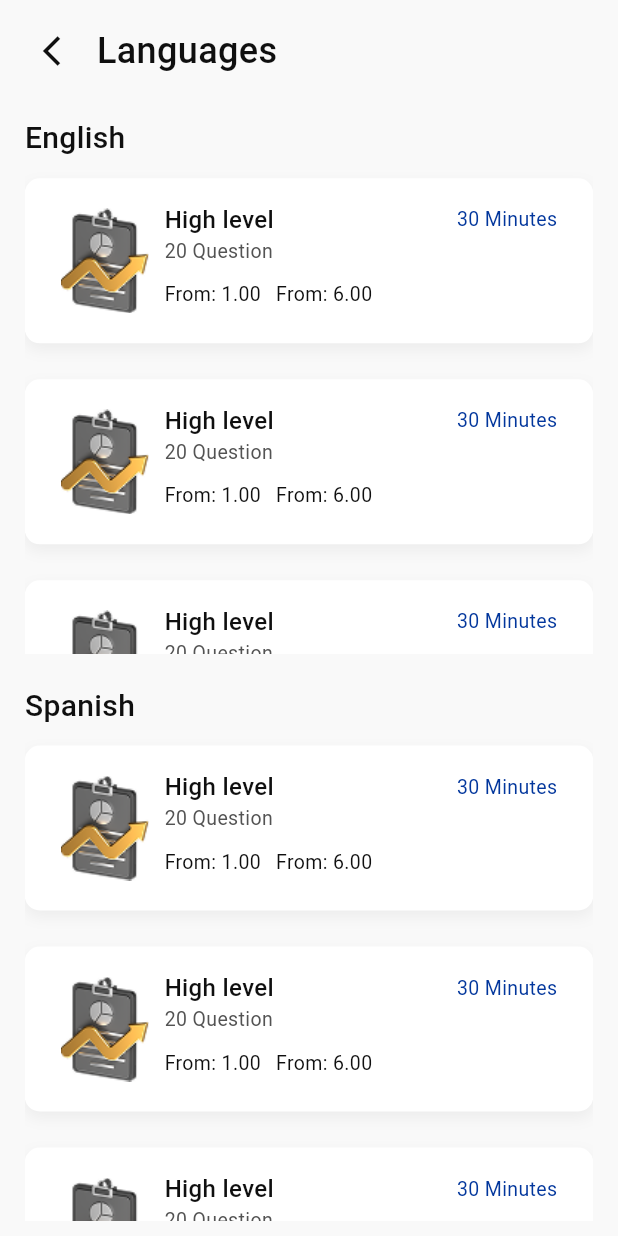
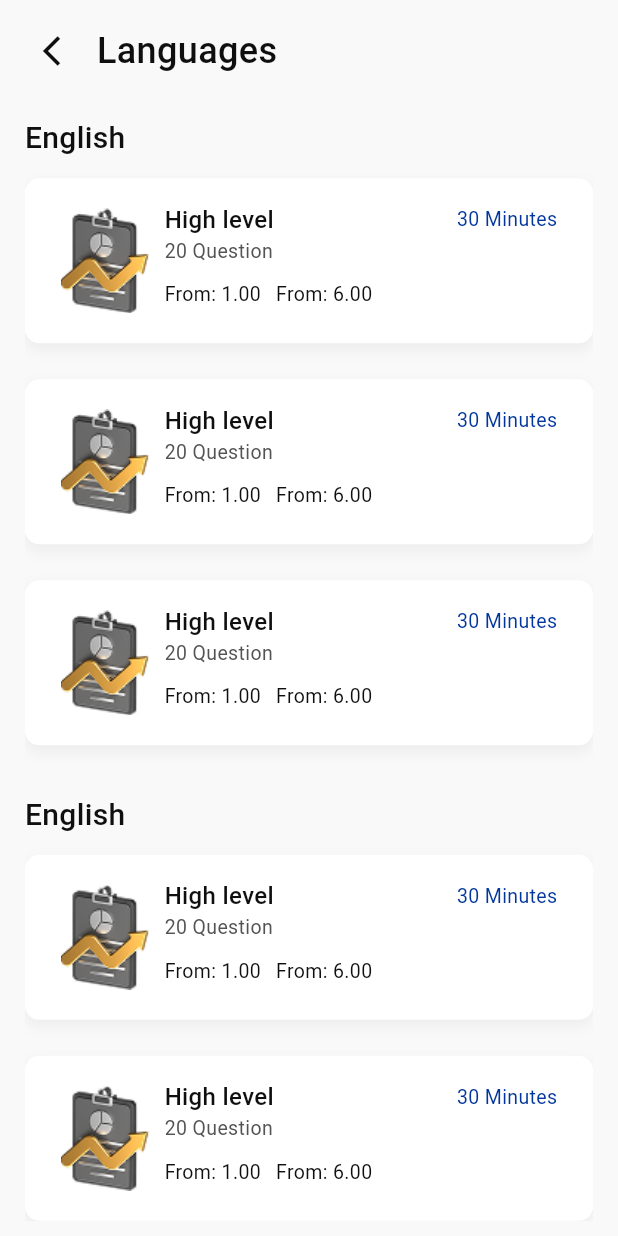
Before and after one commit to moyasser20/online_exam_app, a Flutter app: the ExamsScreen screen opened by its route, on a phone screen of 412 x 824 dp. Run offline on Flutter 3.47's test engine with Material 3 defaults, Android fonts, the phone set to English and light mode, and no system bars; our stand-ins replace flutter_otp_text_field.

Commit message:
finish explore, subject details and exam details

```diff
--- a/lib/features/exams/presentation/views/screens/exams_screen.dart
+++ b/lib/features/exams/presentation/views/screens/exams_screen.dart
@@ -33,6 +33,13 @@ class ExamsScreen extends StatelessWidget {
               ],
             ),
             const SizedBox(height: 20),
+            Expanded(
+              child: ListView.builder(
+                  itemCount: 2,
+                  itemBuilder: (context,index){
+                return Column(
+                  crossAxisAlignment: CrossAxisAlignment.start,
+                  children: [
                     Text(
                       "English",
                       style: TextStyle(
@@ -41,9 +48,10 @@ class ExamsScreen extends StatelessWidget {
                         fontSize: 20,
                       ),
                     ),
-            Expanded(
-              child: ListView.builder(
-                itemCount: 4,
+                    ListView.builder(
+                      itemCount: 3,
+                      shrinkWrap: true,
+                      physics: const NeverScrollableScrollPhysics(),
                       itemBuilder: (context, index) {
                         return GestureDetector(
                           onTap: () {
@@ -142,118 +150,11 @@ class ExamsScreen extends StatelessWidget {
                         );
                       },
                     ),
-            ),
                     const SizedBox(height: 20),
-            Text(
-              "Spanish",
-              style: TextStyle(
-                color: AppColors.black,
-                fontWeight: FontWeight.w500,
-                fontSize: 20,
-              ),
-            ),
-            Expanded(
-              child: ListView.builder(
-                itemCount: 4,
-                itemBuilder: (context, index) {
-                  return GestureDetector(
-                    onTap: () {
-                      Navigator.pushNamed(context, AppRoutes.examsDetails);
-                    },
-                    child: Container(
-                      height: 110,
-                      width: double.infinity,
-                      margin: const EdgeInsets.symmetric(vertical: 12),
-                      decoration: BoxDecoration(
-                        borderRadius: BorderRadius.circular(10),
-                        boxShadow: [
-                          BoxShadow(
-                            color: Colors.black.withOpacity(0.05),
-                            blurRadius: 8,
-                            offset: const Offset(0, 4), // horizontal, vertical
-                          ),
                   ],
-                      ),
-                      child: Container(
-                        width: double.infinity,
-                        padding: const EdgeInsets.symmetric(
-                          vertical: 16,
-                          horizontal: 24,
-                        ),
-                        decoration: BoxDecoration(
-                          color: Colors.white,
-                          borderRadius: BorderRadius.circular(10),
-                        ),
-                        child: Row(
-                          children: [
-                            Image.asset("assets/icons/Profit.png", height: 70),
-                            const SizedBox(width: 10),
-                            Expanded(
-                              child: Column(
-                                crossAxisAlignment: CrossAxisAlignment.start,
-                                children: [
-                                  Row(
-                                   mainAxisAlignment: MainAxisAlignment.spaceBetween,
-                                    children: [
-                                      Text(
-                                        "High level",
-                                        style: TextStyle(
-                                          color: AppColors.black,
-                                          fontWeight: FontWeight.w500,
-                                          fontSize: 16,
-                                        ),
-                                      ),
-                                      Text(
-                                        "30 Minutes",
-                                        style: TextStyle(
-                                          color: AppColors.blue,
-                                          fontWeight: FontWeight.w400,
-                                          fontSize: 13,
-                                        ),
-                                      ),
-                                    ],
-                                  ),
-                                  const Text(
-                                    "20 Question",
-                                    style: TextStyle(
-                                      color: AppColors.grey,
-                                      fontWeight: FontWeight.w400,
-                                      fontSize: 13,
-                                    ),
-                                  ),
-                                  const SizedBox(height: 10),
-                                  Row(
-                                    children: [
-                                      Text(
-                                        "From: 1.00",
-                                        style: TextStyle(
-                                          color: AppColors.black,
-                                          fontWeight: FontWeight.w400,
-                                          fontSize: 13,
-                                        ),
-                                      ),
-                                      const SizedBox(width: 10),
-                                      Text(
-                                        "From: 6.00",
-                                        style: TextStyle(
-                                          color: AppColors.black,
-                                          fontWeight: FontWeight.w400,
-                                          fontSize: 13,
-                                        ),
-                                      ),
-                                    ],
-                                  ),
-                                ],
-                              ),
-                            ),
-                          ],
-                        ),
-                      ),
-                    ),
                 );
-                },
-              ),
-            ),
+              }),
+            )
           ],
         ).setHorizontalAndVerticalPadding(context, 0.04, 0.012),
       ),
```
Lines whose indentation alone changed are shown as unchanged.
